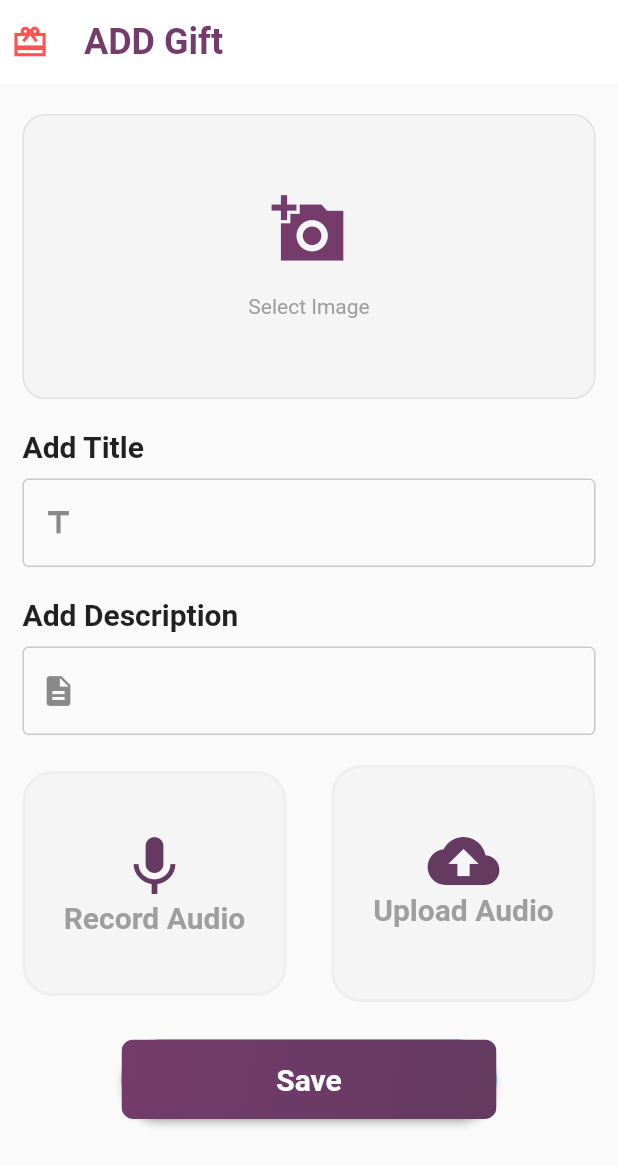
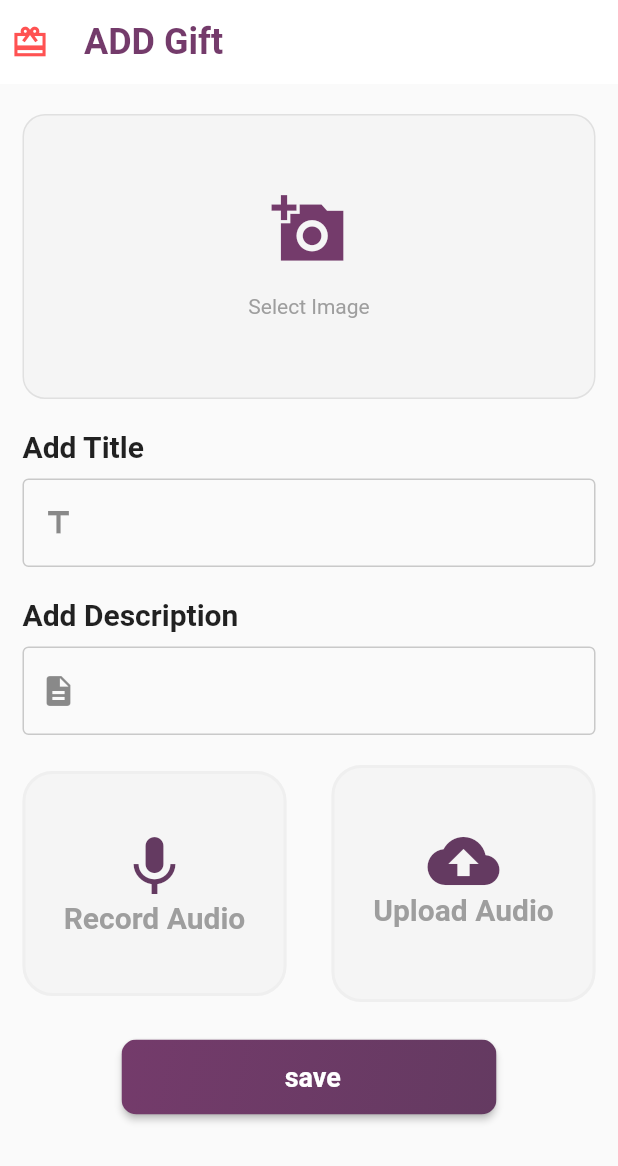
Before and after one commit to DawitSishu/Fully_G, a Flutter app: the AddMemory screen opened by its route, after a tap on the "add a photo" icon, on a phone screen of 412 x 824 dp. Shown: the top 1166 px of the screen. Run offline on Flutter 3.47's test engine with Material 2 defaults, Android fonts, the phone set to English and light mode, and no system bars; our stand-ins replace audioplayers, file_picker, firebase_core, font_awesome_flutter, introduction_screen, loading_animation_widget and 2 more; missing offline and left inert: flutter_sound; accounts and stored records are empty; Roboto replaces fonts that are missing (Poppins).

Commit message:
now the gift creation is complete

```diff
--- a/app/lib/Pages/AddMemoryPage.dart
+++ b/app/lib/Pages/AddMemoryPage.dart
@@ -154,7 +154,32 @@ class _AddMemoryState extends State<AddMemory> {
                   // Image.asset('assets/images/ImportPdf.png'),
 
                   IconButton(
-                    onPressed: () {},
+                    onPressed: () async {
+                      final result = await FilePicker.platform.pickFiles(
+                        type: FileType.custom,
+                        allowedExtensions: ['jpg', 'jpeg'],
+                      );
+                      if (result != null) {
+                        img = result.files.first;
+                        int maxSizeInBytes = 5 * 1024 * 1024;
+                        if (img!.size! <= maxSizeInBytes) {
+                          setState(() {
+                            imgName = img!.name;
+                          });
+                        } else {
+                          showSnackbar(context,
+                              text: "File size exceeds the limit of 5 MB");
+                          setState(() {
+                            imgName = '';
+                          });
+                        }
+                      } else {
+                        setState(() {
+                          imgName = '';
+                        });
+                        return;
+                      }
+                    },
                     icon: const Icon(Icons.add_a_photo_sharp),
                     color: const Color.fromARGB(255, 116, 59, 107),
                     iconSize: 50,
@@ -317,8 +342,7 @@ class _AddMemoryState extends State<AddMemory> {
                       backgroundColor: Colors.grey.shade100),
                   onPressed: () async {
                     final result = await FilePicker.platform.pickFiles(
-                      type: FileType.custom,
-                      allowedExtensions: ['mp3', 'wav', 'ogg', 'aac'],
+                      type: FileType.audio,
                     );
 
                     if (result != null) {
@@ -360,9 +384,11 @@ class _AddMemoryState extends State<AddMemory> {
                         maxLines: 1,
                         softWrap: false,
                         style: TextStyle(
-                          fontWeight: FontWeight.w600,
+                          fontWeight: audName.isEmpty
+                              ? FontWeight.w600
+                              : FontWeight.normal,
                           height: 1,
-                          fontSize: 20,
+                          fontSize: audName.isEmpty ? 20 : 12,
                           color: Colors.grey,
                         ),
                       ),
@@ -379,60 +405,45 @@ class _AddMemoryState extends State<AddMemory> {
           Row(
             mainAxisAlignment: MainAxisAlignment.center,
             children: [
-              ElevatedButton(
-                style: ElevatedButton.styleFrom(
-                  padding: EdgeInsets.zero,
-                  shape: RoundedRectangleBorder(
-                    borderRadius: BorderRadius.circular(25.0),
-                  ),
-                ),
+              CustomButton(
+                label: 'save',
                 onPressed: () async {
+                  if (data['description'] == null ||
+                      data['title'] == null ||
+                      data['title'] == '' ||
+                      data['description'] == '') {
+                    showSnackbar(context);
+                    return;
+                  }
+                  if (img == null ||
+                      imgName == '' ||
+                      aud == null ||
+                      audName == '') {
+                    showSnackbar(context,
+                        text: 'Please Include Audio and Image');
+                    return;
+                  }
                   final res = await uploadImageAndAudio(
                     imageFile: File(img!.path!),
                     imageName: imgName,
                     audioFile: File(aud!.path!),
                     audioName: audName,
                   );
+                  if (res['success'] != true) {
+                    showSnackbar(context, text: res['data']['message']);
+                    return;
+                  }
+                  data['image_id'] = res['data']['image'];
+                  data['audio_id'] = res['data']['audio'];
                   final res2 = await createGift(data);
-                  print("res $res");
-                  print("res2 $res2");
-                  if (res['success'] == true && res2['success'] == true) {
+                  if (res2['success'] == true) {
                     successSnackbar(context, text: res2['data']['message']);
+                    return;
                   } else {
                     showSnackbar(context, text: res2['data']['message']);
+                    return;
                   }
                 },
-                child: Ink(
-                  decoration: BoxDecoration(
-                    gradient: const LinearGradient(
-                      begin: Alignment.topLeft,
-                      end: Alignment.bottomRight,
-                      colors: [
-                        Color.fromARGB(255, 116, 59, 107),
-                        Color.fromARGB(255, 100, 58, 97)
-                      ],
-                    ),
-                    borderRadius: BorderRadius.circular(8),
-                  ),
-                  child: Container(
-                    padding: const EdgeInsets.symmetric(vertical: 15),
-                    decoration: BoxDecoration(
-                      borderRadius: BorderRadius.circular(8),
-                    ),
-                    constraints: const BoxConstraints(
-                      maxWidth: 250,
-                    ),
-                    child: const Center(
-                      child: Text(
-                        'Save',
-                        style: TextStyle(
-                          fontWeight: FontWeight.w700,
-                          fontSize: 20,
-                        ),
-                      ),
-                    ),
-                  ),
-                ),
               ),
             ],
           ),
--- a/app/lib/services/UploaderServices.dart
+++ b/app/lib/services/UploaderServices.dart
@@ -125,8 +125,8 @@ Future<Map<String, dynamic>> uploadImageAndAudio({
     return {
       "success": true,
       "data": {
-        "image": imageResponseData,
-        "audio": audioResponseData,
+        "image": imageResponseData['data'][0],
+        "audio": audioResponseData['data'][0],
       },
     };
   } catch (e) {
```
Also changed, not shown: 13 other files.
